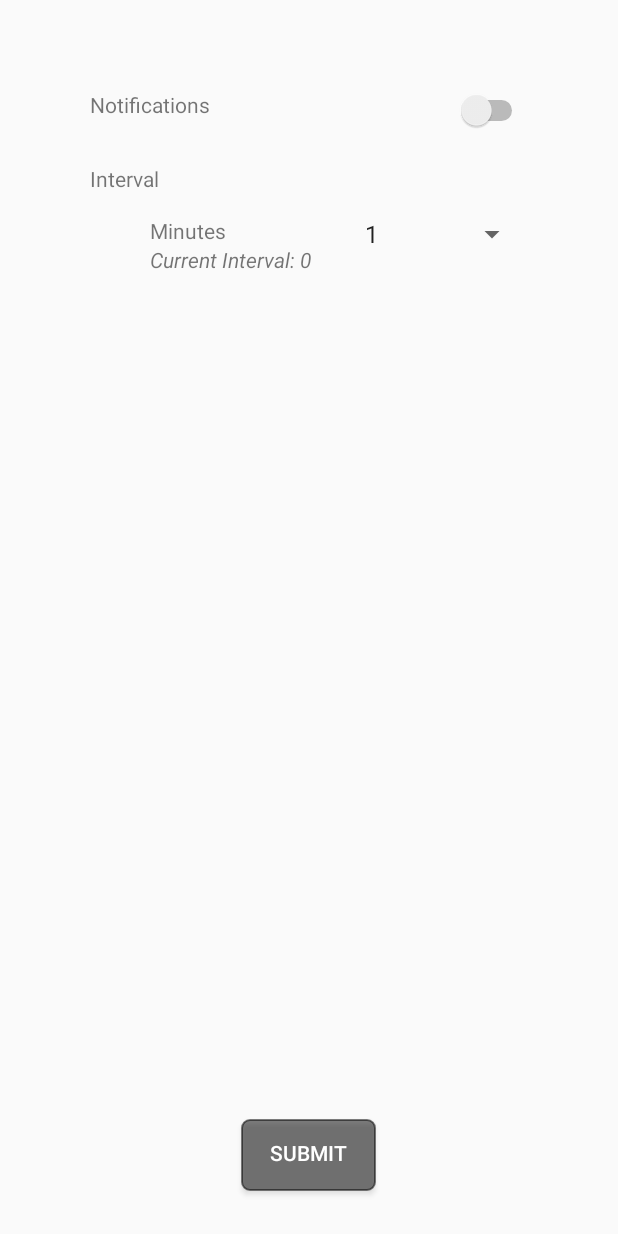
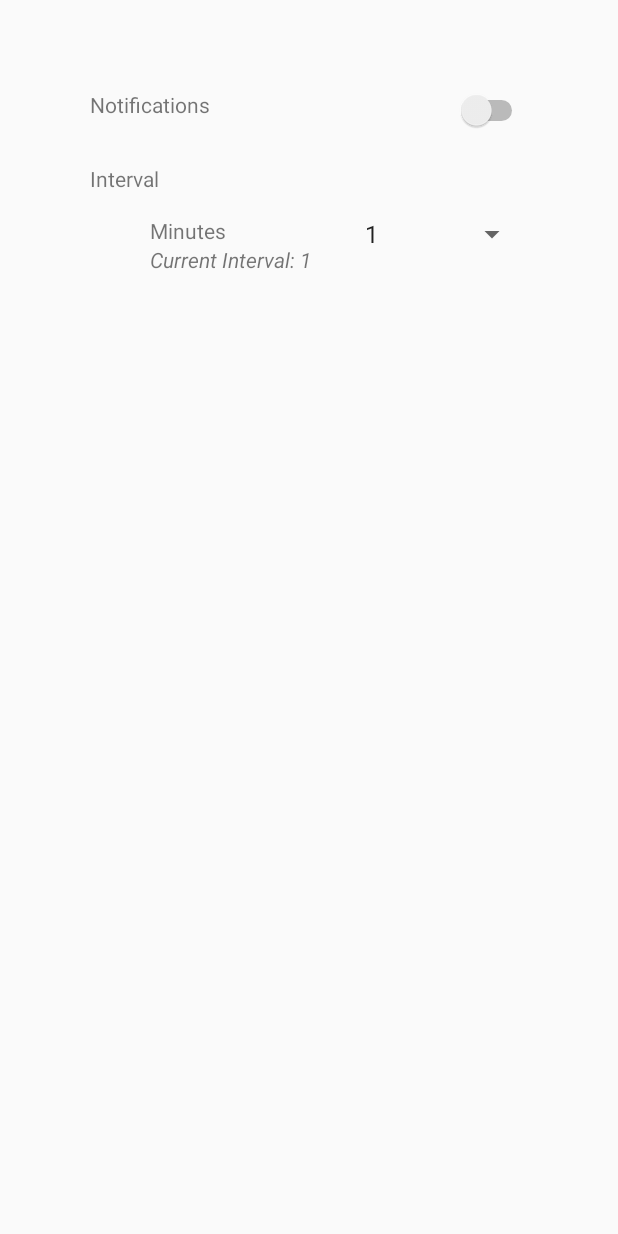
Before and after one commit to michelledlee/SittingInTheDangerZone, an Android app: the SettingsActivity screen opened directly, with no data from a screen before it, on a phone screen of 412 x 824 dp. Run offline under Robolectric (Android 15) with nearby library versions, the light colour scheme and no system bars.

Commit message:
Notifications toggle switch edits

```diff
--- a/app/src/main/java/edu/neu/madcourse/michellelee/dangerzone/notifications/AlarmBootReceiver.java
+++ b/app/src/main/java/edu/neu/madcourse/michellelee/dangerzone/notifications/AlarmBootReceiver.java
@@ -6,6 +6,11 @@ import android.content.Intent;
 
 public class AlarmBootReceiver extends BroadcastReceiver {
 
+    /**
+     *
+     * @param context
+     * @param intent
+     */
     public void onReceive(Context context, Intent intent) {
         if (intent.getAction().equals("android.intent.action.BOOT_COMPLETED")) {
 
--- a/app/src/main/java/edu/neu/madcourse/michellelee/dangerzone/notifications/SettingsActivity.java
+++ b/app/src/main/java/edu/neu/madcourse/michellelee/dangerzone/notifications/SettingsActivity.java
@@ -35,34 +35,48 @@ public class SettingsActivity extends AppCompatActivity {
         setContentView(R.layout.activity_settings);
         mContext = getApplicationContext();
 
-
         // Initialize Shared Preferences
         preferences = PreferenceManager.getDefaultSharedPreferences(SettingsActivity.this);
         editor = preferences.edit();
 
-        // Get current interval preferences
+        // Get current interval preferences. The efault is set to 30 minutes since it is recommended
+        // to walk approximately 8 minutes per hour. We assume the app will go off at least twice
+        // and users can choose their time length to walk.
         interval = preferences.getInt("intervalMinutes", 30);
 
-        // Setting up switch to turn notifications on/off
+        // Set the view for the notifications switch depending to user preferences
         final Switch notificationsSwitch = (Switch) findViewById(R.id.notifications_switch);
+        // Get the current state of notification preferences
+        String switchState = preferences.getString("Notifications", "Off");
+        if (switchState.equals("On")) { // If notifications are on, display the switch in its "On" state
+            notificationsSwitch.setChecked(true);
+        } else {    // If they are turned off, display the switch in its "Off" state
+            notificationsSwitch.setChecked(false);
+        }
+
+        // Setting up switch function to turn notifications on/off
         notificationsSwitch.setOnCheckedChangeListener(new CompoundButton.OnCheckedChangeListener() {
             @Override
             public void onCheckedChanged(CompoundButton compoundButton, boolean b) {
                 // Enable buttons for selecting notification settings
                 if (notificationsSwitch.isChecked()) {
-                    editor.putString("Notifications","On");
-                    Toast.makeText(SettingsActivity.this, "Notifications on", Toast.LENGTH_LONG).show();
+                    editor.putString("Notifications","On"); // Save the notification preference as on
+                    Toast.makeText(SettingsActivity.this, "Notifications on", Toast.LENGTH_LONG).show();    // Let the user know that notifications are turned on
                     editor.apply();
+
+                    // Get the current interval level
+                    interval = preferences.getInt("intervalMinutes", 30);
+
+                    // Schedule a repeating notification to walk
                     NotificationHelper.scheduleRepeatingElapsedNotification(mContext);
                     NotificationHelper.enableBootReceiver(mContext);
-                    enableButtons();
 
                 // Disable buttons if notifications are turned off
                 } else {
-                    editor.putString("Notifications","Off");
-                    Toast.makeText(SettingsActivity.this, "Notifications off", Toast.LENGTH_LONG).show();
+                    editor.putString("Notifications","Off"); // Save the notification preference as off
+                    Toast.makeText(SettingsActivity.this, "Notifications off", Toast.LENGTH_LONG).show();   // Let the user know that notifications are turned off
                     editor.apply();
-                    disableButtons();
+
                     // Cancel alarm intent as notifications were switched off
                     NotificationHelper.cancelAlarmElapsed();
                     NotificationHelper.disableBootReceiver(mContext);
@@ -70,13 +84,21 @@ public class SettingsActivity extends AppCompatActivity {
             }
         });
 
+        // Display what interval the notifications are sent to go off at
+        currentInterval = (TextView) findViewById(R.id.current_setting);    // TextView to update
+        final String currentSettings = getResources().getString(R.string.current_settings);
+        currentInterval.setText(currentSettings + interval);     // Display default setting on startup
+
         // Setting up minutes spinner
         minutesSpinner = (Spinner) findViewById(R.id.minutes_spinner);
         minutesSpinner.setOnItemSelectedListener(new AdapterView.OnItemSelectedListener() {
             @Override
             public void onItemSelected(AdapterView<?> adapterView, View view, int i, long l) {
-                editor.putInt("intervalMinutes", i);    // Save minutes interval for notification reminder
+                int minutesSelected = Integer.parseInt(adapterView.getItemAtPosition(i).toString()); // Get user selection from spinner and convert to integer
+                editor.putInt("intervalMinutes", minutesSelected);    // Save minutes interval for notification reminder
                 editor.apply();
+                interval = preferences.getInt("intervalMinutes", 30);
+                currentInterval.setText(currentSettings + interval);
             }
 
             @Override
@@ -85,32 +107,28 @@ public class SettingsActivity extends AppCompatActivity {
             }
         });
 
-        // Display what interval the notifications are sent to go off at
-        currentInterval = (TextView) findViewById(R.id.current_setting);
-        String currentSettings = getResources().getString(R.string.current_settings);
-        currentInterval.setText(currentSettings + interval);
-
-        // Submitting this changes the interval to which the timer is set
-        submitNotification = (Button) findViewById(R.id.submit_notification);
-        submitNotification.setOnClickListener(new View.OnClickListener() {
-            @Override
-            public void onClick(View view) {
-//                scheduleNotification(getNotification(notificationText));
-            }
-        });
+//
+//        // Submitting this changes the interval to which the timer is set
+//        submitNotification = (Button) findViewById(R.id.submit_notification);
+//        submitNotification.setOnClickListener(new View.OnClickListener() {
+//            @Override
+//            public void onClick(View view) {
+////                scheduleNotification(getNotification(notificationText));
+//            }
+//        });
     }
 
-    /**
-     * Enable buttons if notifications are turned on
-     */
-    private void enableButtons() {
-        submitNotification.setClickable(true);
-    }
-
-    /**
-     * Disable buttons if notifications are turned off
-     */
-    private void disableButtons() {
-        submitNotification.setClickable(false);
-    }
+//    /**
+//     * Enable buttons if notifications are turned on
+//     */
+//    private void enableButtons() {
+//        submitNotification.setClickable(true);
+//    }
+//
+//    /**
+//     * Disable buttons if notifications are turned off
+//     */
+//    private void disableButtons() {
+//        submitNotification.setClickable(false);
+//    }
 }
--- a/app/src/main/res/layout/activity_end_walk.xml
+++ b/app/src/main/res/layout/activity_end_walk.xml
@@ -1,7 +1,6 @@
 <?xml version="1.0" encoding="utf-8"?>
 <RelativeLayout
     xmlns:android="http://schemas.android.com/apk/res/android"
-    xmlns:app="http://schemas.android.com/apk/res-auto"
     xmlns:tools="http://schemas.android.com/tools"
     android:layout_width="match_parent"
     android:layout_height="match_parent"
--- a/app/src/main/res/layout/content_settings.xml
+++ b/app/src/main/res/layout/content_settings.xml
@@ -1,7 +1,6 @@
 <?xml version="1.0" encoding="utf-8"?>
 <RelativeLayout
     xmlns:android="http://schemas.android.com/apk/res/android"
-    xmlns:app="http://schemas.android.com/apk/res-auto"
     xmlns:tools="http://schemas.android.com/tools"
     android:layout_width="match_parent"
     android:layout_height="match_parent"
@@ -67,15 +66,15 @@
         android:textStyle="italic"
         android:text="@string/current_settings" />
 
-    <Button
-        android:id="@+id/submit_notification"
-        android:layout_width="@dimen/time_button_width"
-        android:layout_height="wrap_content"
-        android:layout_centerHorizontal="true"
-        android:layout_alignParentBottom="true"
-        android:layout_marginBottom="@dimen/random_offset"
-        android:textColor="@color/white"
-        android:text="Submit"
-        android:background="@drawable/button"/>
+    <!--<Button-->
+        <!--android:id="@+id/submit_notification"-->
+        <!--android:layout_width="@dimen/time_button_width"-->
+        <!--android:layout_height="wrap_content"-->
+        <!--android:layout_centerHorizontal="true"-->
+        <!--android:layout_alignParentBottom="true"-->
+        <!--android:layout_marginBottom="@dimen/random_offset"-->
+        <!--android:textColor="@color/white"-->
+        <!--android:text="Submit"-->
+        <!--android:background="@drawable/button"/>-->
 
 </RelativeLayout>
```
